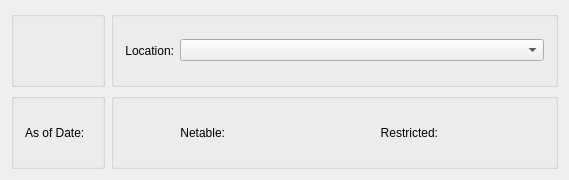
Old version of the form guiclient/displays/dspQOHByLocation.ui in the repository Pegasus-RPG/xtuple-client.
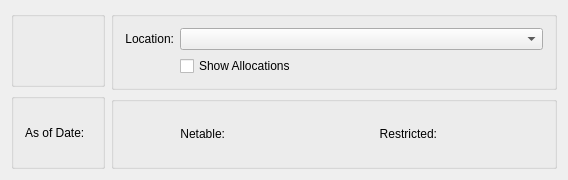
New version of the form. Custom widgets are drawn as their Qt base class.

Commit message: Issue #21000:add functionality to show allocations

Diff of the .ui file:
```diff
--- a/guiclient/displays/dspQOHByLocation.ui
+++ b/guiclient/displays/dspQOHByLocation.ui
@@ -13,15 +13,15 @@
    <rect>
     <x>0</x>
     <y>0</y>
-    <width>569</width>
+    <width>568</width>
     <height>180</height>
    </rect>
   </property>
   <property name="windowTitle">
    <string>Quantities on Hand by Location</string>
   </property>
-  <layout class="QGridLayout" name="gridLayout">
-   <item row="0" column="0" rowspan="2">
+  <layout class="QHBoxLayout" name="horizontalLayout_2">
+   <item>
     <layout class="QVBoxLayout" name="verticalLayout">
      <item>
       <widget class="WarehouseGroup" name="_warehouse">
@@ -60,13 +60,15 @@
      </item>
     </layout>
    </item>
-   <item row="0" column="1">
+   <item>
+    <layout class="QVBoxLayout" name="verticalLayout_2">
+     <item>
     <widget class="QGroupBox" name="_locGroup">
      <property name="title">
       <string/>
      </property>
-     <layout class="QHBoxLayout" name="horizontalLayout_2">
-      <item>
+       <layout class="QGridLayout" name="gridLayout_2">
+        <item row="0" column="0">
        <widget class="QLabel" name="_locationLit">
         <property name="text">
          <string>Location:</string>
@@ -76,7 +78,7 @@
         </property>
        </widget>
       </item>
-      <item>
+        <item row="0" column="1">
        <widget class="XComboBox" name="_location">
         <property name="sizePolicy">
          <sizepolicy hsizetype="Expanding" vsizetype="Fixed">
@@ -86,10 +88,17 @@
         </property>
        </widget>
       </item>
-     </layout>
-    </widget>
-   </item>
    <item row="1" column="1">
+         <widget class="XCheckBox" name="_showDemand">
+          <property name="text">
+           <string>Show Allocations</string>
+          </property>
+         </widget>
+        </item>
+       </layout>
+      </widget>
+     </item>
+     <item>
     <widget class="QGroupBox" name="groupBox">
      <property name="title">
       <string/>
@@ -151,6 +160,8 @@
     </widget>
    </item>
   </layout>
+   </item>
+  </layout>
  </widget>
  <layoutdefault spacing="6" margin="11"/>
  <customwidgets>
@@ -165,6 +176,11 @@
    <extends>QGroupBox</extends>
    <header>warehousegroup.h</header>
   </customwidget>
+  <customwidget>
+   <class>XCheckBox</class>
+   <extends>QCheckBox</extends>
+   <header>xcheckbox.h</header>
+  </customwidget>
   <customwidget>
    <class>XComboBox</class>
    <extends>QComboBox</extends>
```
Left out of the diff: 8 changed lines with no effect on the pictures. Lines whose indentation alone changed are shown as unchanged. The commit also changes 1 other file.
